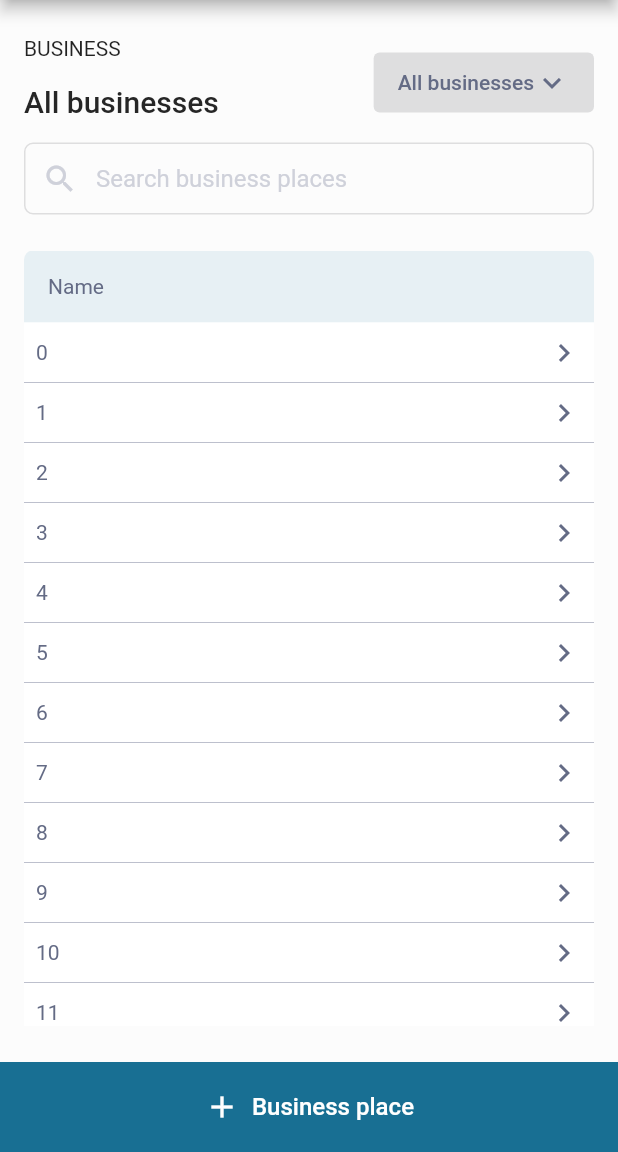
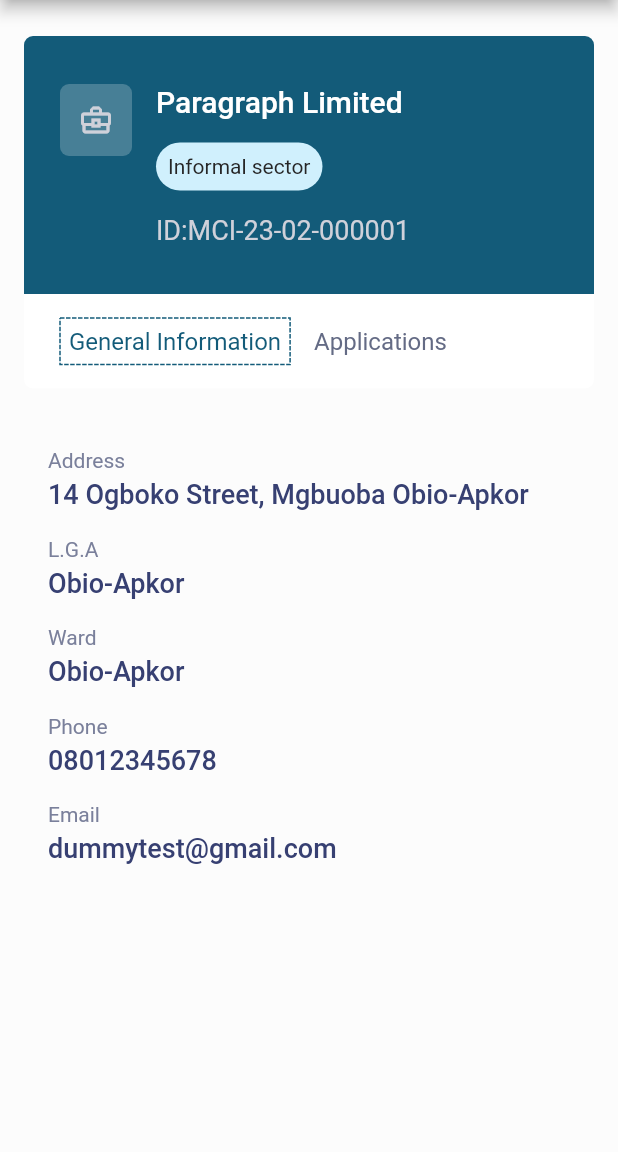
Before and after one commit to usmanabdulmajid/test_mobile, a Flutter app: the screen it shows after launch, on a phone screen of 412 x 824 dp, the part 84-1236 px from its top. Run offline on Flutter 3.47's test engine with Material 2 defaults, Android fonts, the light colour scheme and no system bars; drawn by our look-alikes of dotted_border; our stand-ins replace dio, hive, logger; accounts and stored records are empty.

Commit message:
implement business detail design

```diff
--- a/lib/core/theme/app_color.dart
+++ b/lib/core/theme/app_color.dart
@@ -25,4 +25,5 @@ abstract class AppColor {
   static const mischka = Color(0XFFCFD1DA);
   static const dairyCream = Color(0XFFF8E3B1);
   static const goblin = Color(0XFF35733A);
+  static const chathamsBlue = Color(0XFF135B79);
 }
--- /dev/null
+++ b/lib/feature/business/view/screens/business_detail_screen.dart
@@ -0,0 +1,200 @@
+import 'package:dotted_border/dotted_border.dart';
+import 'package:flutter/material.dart';
+import 'package:test_mobile/core/core.dart';
+import 'package:test_mobile/feature/business/view/widgets/business_detail_tile.dart';
+
+class BusinessDetailScreen extends StatelessWidget {
+  const BusinessDetailScreen({Key? key}) : super(key: key);
+
+  @override
+  Widget build(BuildContext context) {
+    final size = MediaQuery.of(context).size;
+    return Scaffold(
+      appBar: AppBar(
+        backgroundColor: AppColor.white,
+        automaticallyImplyLeading: false,
+        titleSpacing: 0,
+        titleTextStyle: const TextStyle(),
+        title: Padding(
+          padding: const EdgeInsets.only(bottom: kspace, left: kspace),
+          child: Row(
+            children: [
+              Image.asset(
+                'assets/images/coatOfArms.png',
+                width: 35,
+                height: 35,
+              ),
+              const XMargin(ktinyspace),
+              Column(
+                mainAxisSize: MainAxisSize.min,
+                crossAxisAlignment: CrossAxisAlignment.start,
+                children: const [
+                  Text(
+                    'Ministry of',
+                    style: TextStyle(
+                      color: AppColor.stormGrey,
+                      //fontSize: 20,
+                    ),
+                  ),
+                  Text(
+                    'Commerce',
+                    style: TextStyle(
+                      fontSize: 16,
+                      fontWeight: FontWeight.w500,
+                      color: AppColor.stormGrey,
+                    ),
+                  ),
+                ],
+              ),
+              Container(
+                padding: const EdgeInsets.symmetric(
+                    vertical: ktinyspace, horizontal: kspace),
+                margin: const EdgeInsets.only(left: kmediumSpace),
+                decoration: BoxDecoration(
+                  borderRadius: BorderRadius.circular(kLargeBorderRadius),
+                  color: AppColor.pastelPink,
+                ),
+                alignment: Alignment.center,
+                child: const Text(
+                  'Agent',
+                  style: TextStyle(
+                      color: AppColor.health, fontWeight: FontWeight.w500),
+                ),
+              ),
+            ],
+          ),
+        ),
+        actions: [
+          IconButton(
+            onPressed: () {},
+            icon: const Icon(Icons.menu_rounded),
+            color: Colors.black,
+          ),
+        ],
+      ),
+      backgroundColor: AppColor.alabaster,
+      body: ListView(
+        padding: const EdgeInsets.symmetric(
+            horizontal: kspace, vertical: kmediumSpace),
+        children: [
+          ClipRRect(
+            borderRadius: BorderRadius.circular(kTinyBorderRadius),
+            child: Container(
+              width: size.width,
+              alignment: Alignment.center,
+              child: Column(
+                children: [
+                  Container(
+                    width: size.width,
+                    padding: const EdgeInsets.symmetric(
+                        horizontal: kmediumSpace, vertical: kLargeSpace),
+                    color: AppColor.chathamsBlue,
+                    alignment: Alignment.center,
+                    child: Column(
+                      children: [
+                        Row(
+                          crossAxisAlignment: CrossAxisAlignment.start,
+                          children: [
+                            Container(
+                              padding: const EdgeInsets.all(12),
+                              decoration: BoxDecoration(
+                                color: AppColor.wedgeWood,
+                                borderRadius:
+                                    BorderRadius.circular(kTinyBorderRadius),
+                              ),
+                              alignment: Alignment.center,
+                              child: const Icon(
+                                Icons.business_center_outlined,
+                                color: AppColor.mischka,
+                              ),
+                            ),
+                            const XMargin(kspace),
+                            Column(
+                              crossAxisAlignment: CrossAxisAlignment.start,
+                              children: [
+                                const Text(
+                                  'Paragraph Limited',
+                                  style: TextStyle(
+                                    color: AppColor.white,
+                                    fontSize: 20,
+                                    fontWeight: FontWeight.w500,
+                                  ),
+                                ),
+                                const YMargin(kspace),
+                                Container(
+                                  padding: const EdgeInsets.all(ksmallSpace),
+                                  decoration: BoxDecoration(
+                                    color: AppColor.frenchPass,
+                                    borderRadius:
+                                        BorderRadius.circular(kborderRadius),
+                                  ),
+                                  child: const Text(
+                                    'Informal sector',
+                                    style: TextStyle(
+                                      color: AppColor.mineShaft,
+                                    ),
+                                  ),
+                                ),
+                                const YMargin(kspace),
+                                const Text(
+                                  'ID:MCI-23-02-000001',
+                                  style: TextStyle(
+                                    fontSize: 18,
+                                    color: AppColor.mischka,
+                                  ),
+                                ),
+                              ],
+                            )
+                          ],
+                        )
+                      ],
+                    ),
+                  ),
+                  Container(
+                    width: size.width,
+                    padding: const EdgeInsets.symmetric(
+                        horizontal: kmediumSpace, vertical: kspace),
+                    color: AppColor.white,
+                    alignment: Alignment.center,
+                    child: Row(
+                      children: [
+                        DottedBorder(
+                          color: AppColor.chathamsBlue,
+                          child: const Padding(
+                            padding: EdgeInsets.all(ktinyspace),
+                            child: Text(
+                              'General Information',
+                              style: TextStyle(
+                                fontSize: 16,
+                                color: AppColor.chathamsBlue,
+                              ),
+                            ),
+                          ),
+                        ),
+                        const XMargin(kspace),
+                        const Text(
+                          'Applications',
+                          style: TextStyle(
+                            fontSize: 16,
+                            color: AppColor.stormGrey,
+                          ),
+                        ),
+                      ],
+                    ),
+                  )
+                ],
+              ),
+            ),
+          ),
+          const YMargin(kxtraLargeSpace),
+          const BusinessDetailTile(
+              title: 'Address', name: '14 Ogboko Street, Mgbuoba Obio-Apkor'),
+          const BusinessDetailTile(title: 'L.G.A', name: 'Obio-Apkor'),
+          const BusinessDetailTile(title: 'Ward', name: 'Obio-Apkor'),
+          const BusinessDetailTile(title: 'Phone', name: '08012345678'),
+          const BusinessDetailTile(title: 'Email', name: 'dummytest@gmail.com'),
+        ],
+      ),
+    );
+  }
+}
--- /dev/null
+++ b/lib/feature/business/view/widgets/business_detail_tile.dart
@@ -0,0 +1,37 @@
+import 'package:flutter/material.dart';
+import 'package:test_mobile/core/core.dart';
+
+class BusinessDetailTile extends StatelessWidget {
+  final String title;
+  final String name;
+  const BusinessDetailTile({
+    Key? key,
+    required this.title,
+    required this.name,
+  }) : super(key: key);
+
+  @override
+  Widget build(BuildContext context) {
+    return Container(
+      padding: const EdgeInsets.only(bottom: kspace, left: kspace),
+      child: Column(
+        crossAxisAlignment: CrossAxisAlignment.start,
+        children: [
+          Text(
+            title,
+            style: const TextStyle(color: AppColor.waterloo),
+          ),
+          Text(
+            name,
+            style: const TextStyle(
+              fontSize: 18,
+              fontWeight: FontWeight.w500,
+              color: AppColor.rhino,
+              height: 1.5,
+            ),
+          )
+        ],
+      ),
+    );
+  }
+}
--- a/lib/main.dart
+++ b/lib/main.dart
@@ -1,7 +1,9 @@
 import 'package:flutter/material.dart';
 import 'package:test_mobile/feature/auth/view/login_screen.dart';
-import 'package:test_mobile/feature/business/business_screen.dart';
+import 'package:test_mobile/feature/business/view/screens/business_screen.dart';
 import 'package:test_mobile/feature/dashboard/view/screens/dashboard_screen.dart';
+
+import 'feature/business/view/screens/business_detail_screen.dart';
 
 void main() {
   runApp(const MyApp());
@@ -27,7 +29,7 @@ class MyApp extends StatelessWidget {
         // is not restarted.
         primarySwatch: Colors.blue,
       ),
-      home: BusinessScreen(),
+      home: BusinessDetailScreen(),
     );
   }
 }
--- a/pubspec.yaml
+++ b/pubspec.yaml
@@ -31,6 +31,7 @@ environment:
 dependencies:
   cupertino_icons: ^1.0.2
   dio: ^4.0.6
+  dotted_border: ^2.0.0+3
   flutter:
     sdk: flutter
   hive: ^2.2.3
```
Also changed, not shown: lib/feature/business/view/screens/business_screen.dart (renamed from lib/feature/business/business_screen.dart), pubspec.lock.
